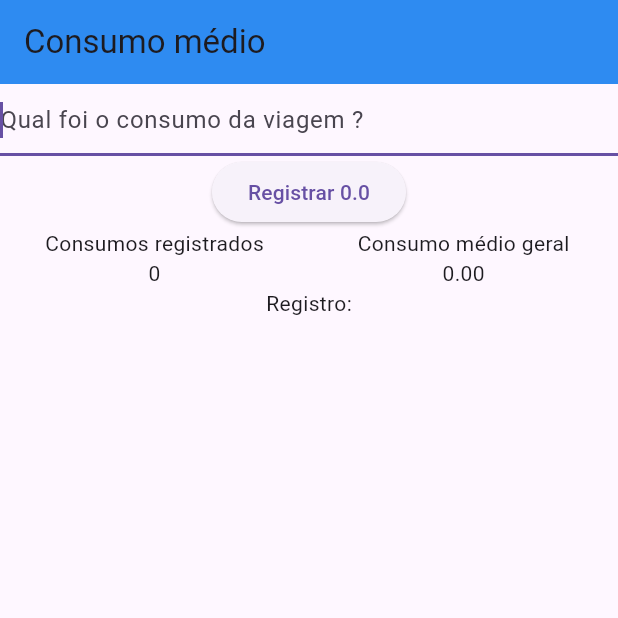
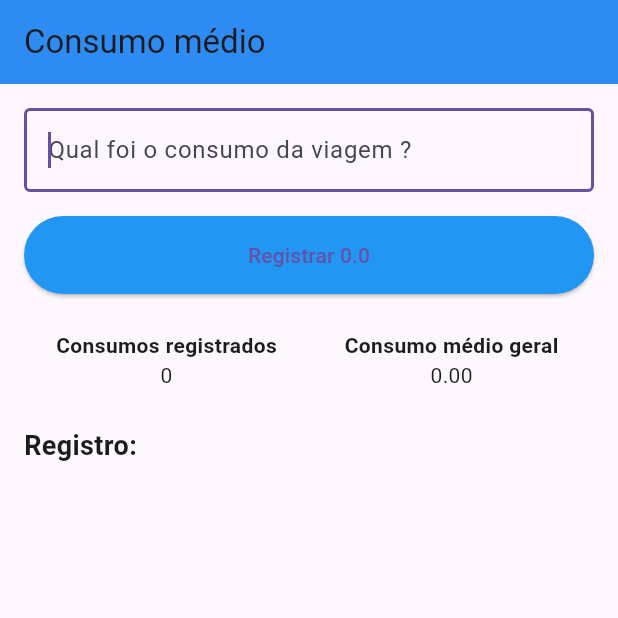
Before and after one commit to Henricknen/Flutter, a Flutter app: the screen it shows after launch, on a phone screen of 412 x 824 dp, the top half of it. Run offline on Flutter 3.47's test engine with Material 3 defaults, Android fonts, the phone set to English and light mode, and no system bars; our stand-ins replace flutter_mobx, mobx; generated files the repository leaves out were written again.

Commit message:
formantando_sistema_deixando_'responsivo'_adaptavel_a_qualquer_tela

```diff
--- a/consumo_medio/lib/pages/Home.dart
+++ b/consumo_medio/lib/pages/Home.dart
@@ -14,7 +14,7 @@ class _HomeScreenState extends State<HomeScreen> {
 
   void _handleConsumoField(String text) {
     setState(() {
-      if(text != '') {
+      if (text != '') {
         consumo = double.parse(text);
       } else {
         consumo = 0;
@@ -23,70 +23,92 @@ class _HomeScreenState extends State<HomeScreen> {
   }
 
   void _handleResgistrarButton() {
-    if(consumo > 0) {
-      consumos.addConsumo( consumo );
+    if (consumo > 0) {
+      consumos.addConsumo(consumo);
     }
   }
 
   @override
   Widget build(BuildContext context) {
+    final screenHeight = MediaQuery.of(context).size.height;    // altura da tela para responsividade
+
     return Scaffold(
       appBar: AppBar(
         backgroundColor: Color(0xFF2E8BF1),
         title: Text('Consumo médio'),
       ),
       body: Observer(
-        builder: (_) => Column(
+        builder: (_) => SingleChildScrollView(    // permite rolagem em telas pequenas
+          child: Padding(
+            padding: const EdgeInsets.all(16.0),    // adiciona margem ao redor do conteúdo
+            child: Column(
+              crossAxisAlignment: CrossAxisAlignment.stretch,     // ocupa toda a largura da tela disponível
               children: <Widget>[
-
                 TextField(
                   autofocus: true,
                   decoration: InputDecoration(
-                        hintText: 'Qual foi o consumo da viagem ?'
+                    hintText: 'Qual foi o consumo da viagem ?',
+                    border: OutlineInputBorder(),     // adicionando borda ao campo de texto
                   ),
                   keyboardType: TextInputType.number,
-                    onChanged: _handleConsumoField
+                  onChanged: _handleConsumoField,
                 ),
+                SizedBox(height: 16),     // da um espaçamento entre o campo e o botão
                 ElevatedButton(
+                  style: ElevatedButton.styleFrom(      // estilo adaptável para o botão
+                    backgroundColor: Colors.blue,
+                    padding: EdgeInsets.symmetric(vertical: 16),
+                  ),
                   child: Text('Registrar $consumo'),
                   onPressed: _handleResgistrarButton,
                 ),
-
-                Row(    // linha
+                SizedBox(height: 24),     // dando um espaçamento antes da linha
+                Row(
                   children: <Widget>[
                     Expanded(
                       child: Column(
-                        children:[
-                          Text('Consumos registrados'),
-                          Text('${consumos.list.length}')
-                        ]
-                      )
+                        children: [
+                          Text(
+                            'Consumos registrados',
+                            style: TextStyle(fontWeight: FontWeight.bold),      // destacando o título
+                          ),
+                          Text('${consumos.list.length}'),
+                        ],
+                      ),
                     ),
                     Expanded(
                       child: Column(
-                        children:[
-                          Text('Consumo médio geral'),
-                          Text('${consumos.mediaGeral}')
-                        ]
-                      )
+                        children: [
+                          Text(
+                            'Consumo médio geral',
+                            style: TextStyle(fontWeight: FontWeight.bold),    // estilizando o título
+                          ),
+                          Text('${consumos.mediaGeral}'),
+                        ],
+                      ),
                     ),
                   ],
                 ),
-
-                Text('Registro:'),
+                SizedBox(height: 24),     // da um espaçamento antes do título "Registro"
+                Text(
+                  'Registro:',
+                  style: TextStyle(fontSize: 18, fontWeight: FontWeight.bold),
+                ),
+                SizedBox(height: 8),    // da um espaçamento antes da lista
                 Container(
-                  height:200,
+                  height: screenHeight * 0.3,     // deixando a altura adaptável da lista
                   child: ListView.builder(
                     itemCount: consumos.list.length,
                     itemBuilder: (BuildContext ctx, int index) {
                       return Text('- ${consumos.list[index]}');
                     },
                   ),
-                )
-
+                ),
               ],
-        )
-      )
+            ),
+          ),
+        ),
+      ),
     );
   }
 }
```
Lines whose indentation alone changed are shown as unchanged.
